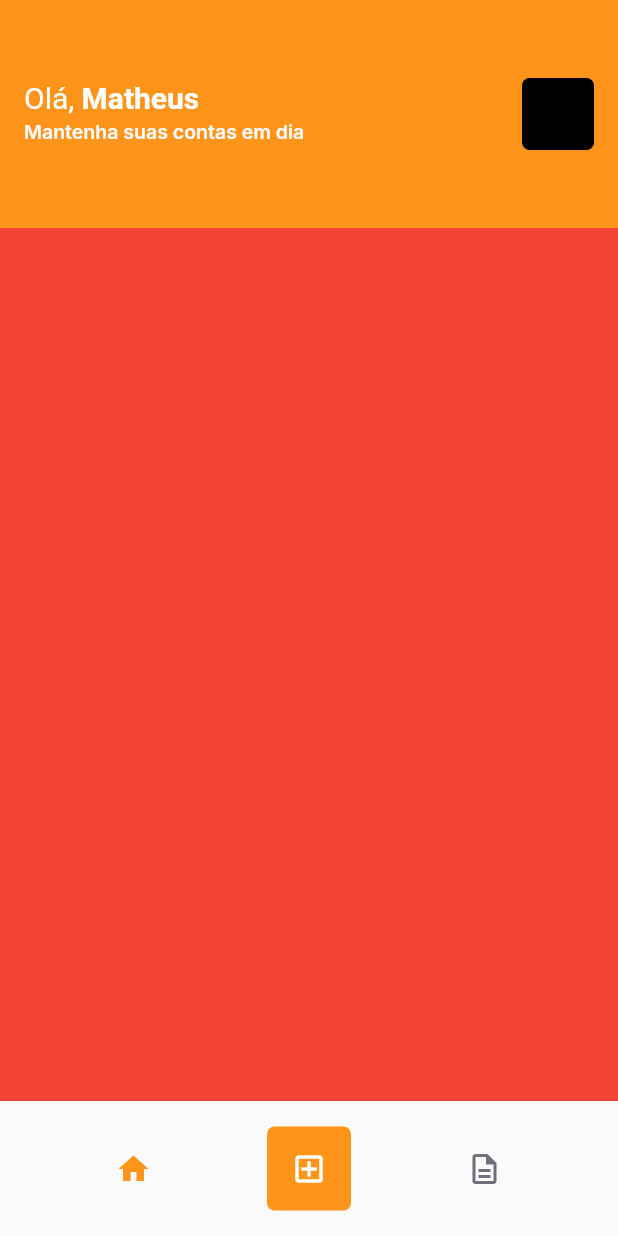
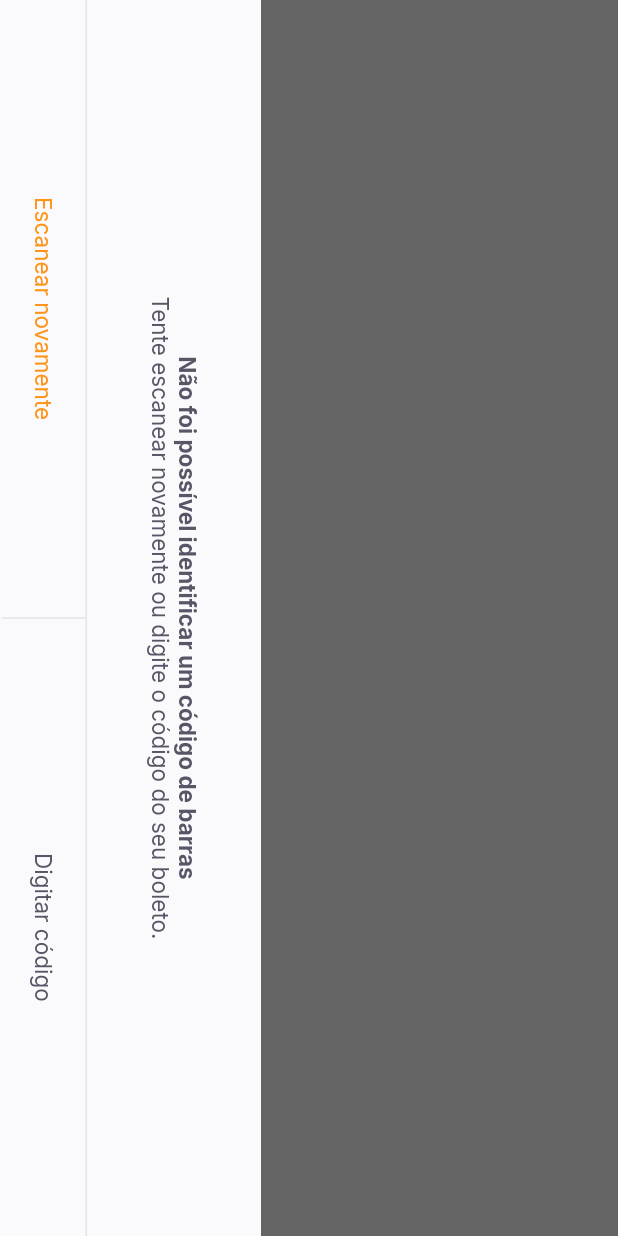
Before and after one commit to msalves008/payflow, a Flutter app: the HomePage screen opened by its route, after a tap on the "add box" icon, on a phone screen of 412 x 824 dp. Run offline on Flutter 3.47's test engine with Material 2 defaults, Android fonts, the phone set to English and light mode, and no system bars; our stand-ins replace firebase_core, google_fonts, google_sign_in, shared_preferences; accounts and stored records are empty.

Commit message:
criando telas para leitura do cod de barras 54:25

```diff
--- a/lib/app_widget.dart
+++ b/lib/app_widget.dart
@@ -1,4 +1,5 @@
 import 'package:flutter/material.dart';
+import 'package:payflow/modules/barcode_scanner/barcode_scanner_page.dart';
 import 'package:payflow/modules/home/home_page.dart';
 import 'package:payflow/modules/splash/splash_page.dart';
 import 'modules/login/login_page.dart';
@@ -15,6 +16,7 @@ class _AppWidgetState extends State<AppWidget> {
     return MaterialApp(
       title: 'PayFloW',
       theme: ThemeData(
+        primarySwatch: Colors.orange,
         primaryColor: AppColors.primary,
       ),
       initialRoute: '/splash',
@@ -22,6 +24,7 @@ class _AppWidgetState extends State<AppWidget> {
         '/splash': (context) => SplashPage(),
         '/home': (context) => HomePage(),
         '/login': (context) => LoginPage(),
+        '/barcode_scanner': (context) => BarcodeScannerPage(),
       },
     );
   }
--- /dev/null
+++ b/lib/modules/barcode_scanner/barcode_scanner_page.dart
@@ -0,0 +1,69 @@
+import 'package:flutter/material.dart';
+import 'package:payflow/shared/themes/app-colors.dart';
+import 'package:payflow/shared/themes/app_text_styles.dart';
+import 'package:payflow/shared/widgets/bottom_sheet/bottom_sheet_widget.dart';
+import 'package:payflow/shared/widgets/set_label_buttons/set_label_buttons.dart';
+
+class BarcodeScannerPage extends StatelessWidget {
+  const BarcodeScannerPage({Key? key}) : super(key: key);
+
+  @override
+  Widget build(BuildContext context) {
+    return BottomsheetWidget(
+      title: 'Não foi possível identificar um código de barras',
+      subtitle: 'Tente escanear novamente ou digite o código do seu boleto.',
+      primaryLabel: 'Escanear novamente',
+      primaryOnPressed: () {},
+      secondaryLabel: 'Digitar código',
+      secondaryOnPressed: () {},
+    );
+    return SafeArea(
+      top: true,
+      bottom: true,
+      left: true,
+      right: true,
+      child: RotatedBox(
+        quarterTurns: 1,
+        child: Scaffold(
+          appBar: AppBar(
+            backgroundColor: Colors.black,
+            title: Text(
+              'Escaneie o código de barras do boleto',
+              style: AppTextStyles.buttonBackground,
+            ),
+            centerTitle: true,
+            leading: BackButton(
+              color: AppColors.background,
+            ),
+          ),
+          body: Column(
+            children: [
+              Expanded(
+                child: Container(
+                  color: Colors.black,
+                ),
+              ),
+              Expanded(
+                flex: 2,
+                child: Container(
+                  color: Colors.transparent,
+                ),
+              ),
+              Expanded(
+                child: Container(
+                  color: Colors.black,
+                ),
+              ),
+            ],
+          ),
+          bottomNavigationBar: SetLabelButtons(
+            primaryLabel: 'Inserir código do Boleto',
+            primaryOnPressed: () {},
+            secondaryLabel: 'Buscar na galeria',
+            secondaryOnPressed: () {},
+          ),
+        ),
+      ),
+    );
+  }
+}
--- a/lib/modules/home/home_page.dart
+++ b/lib/modules/home/home_page.dart
@@ -71,7 +71,7 @@ class _HomePageState extends State<HomePage> {
                 )),
             GestureDetector(
               onTap: () {
-                print('click');
+                Navigator.pushNamed(context, '/barcode_scanner');
               },
               child: Container(
                 width: 56,
--- /dev/null
+++ b/lib/shared/widgets/bottom_sheet/bottom_sheet_widget.dart
@@ -0,0 +1,77 @@
+import 'package:flutter/material.dart';
+import 'package:payflow/shared/themes/app-colors.dart';
+import 'package:payflow/shared/themes/app_text_styles.dart';
+import 'package:payflow/shared/widgets/set_label_buttons/set_label_buttons.dart';
+
+class BottomsheetWidget extends StatelessWidget {
+  final String primaryLabel;
+  final VoidCallback primaryOnPressed;
+  final String secondaryLabel;
+  final VoidCallback secondaryOnPressed;
+  final String title;
+  final String subtitle;
+
+  const BottomsheetWidget(
+      {Key? key,
+      required this.primaryLabel,
+      required this.primaryOnPressed,
+      required this.secondaryLabel,
+      required this.secondaryOnPressed,
+      required this.title,
+      required this.subtitle})
+      : super(key: key);
+
+  @override
+  Widget build(BuildContext context) {
+    return SafeArea(
+      top: true,
+      bottom: true,
+      left: true,
+      right: true,
+      child: RotatedBox(
+        quarterTurns: 1,
+        child: Material(
+          child: Container(
+            color: AppColors.shape,
+            child: Column(
+              children: [
+                Expanded(
+                    child: Container(
+                  color: Colors.black.withOpacity(0.6),
+                )),
+                Column(
+                  children: [
+                    Padding(
+                      padding: const EdgeInsets.all(40),
+                      child: Text.rich(
+                        TextSpan(
+                          text: title,
+                          style: AppTextStyles.buttonBoldHeading,
+                          children: [
+                            TextSpan(
+                              text: '\n$subtitle',
+                              style: AppTextStyles.buttonHeading,
+                            ),
+                          ],
+                        ),
+                        textAlign: TextAlign.center,
+                      ),
+                    ),
+                    Container(height: 1, color: AppColors.stroke),
+                    SetLabelButtons(
+                        enablePrimaryColor: true,
+                        primaryLabel: primaryLabel,
+                        primaryOnPressed: primaryOnPressed,
+                        secondaryLabel: secondaryLabel,
+                        secondaryOnPressed: secondaryOnPressed),
+                    SizedBox(height: 1),
+                  ],
+                ),
+              ],
+            ),
+          ),
+        ),
+      ),
+    );
+  }
+}
--- /dev/null
+++ b/lib/shared/widgets/divider_vertical/divider_vertical_widget.dart
@@ -0,0 +1,15 @@
+import 'package:flutter/material.dart';
+import 'package:payflow/shared/themes/app-colors.dart';
+
+class DividerVerticalWidget extends StatelessWidget {
+  const DividerVerticalWidget({Key? key}) : super(key: key);
+
+  @override
+  Widget build(BuildContext context) {
+    return Container(
+      width: 1,
+      height: double.maxFinite,
+      color: AppColors.stroke,
+    );
+  }
+}
--- /dev/null
+++ b/lib/shared/widgets/label_button/label_button.dart
@@ -0,0 +1,24 @@
+import 'package:flutter/material.dart';
+import 'package:payflow/shared/themes/app_text_styles.dart';
+
+class LabelButton extends StatelessWidget {
+  final String label;
+  final TextStyle? style;
+  final VoidCallback onPressed;
+  const LabelButton(
+      {Key? key, required this.label, required this.onPressed, this.style})
+      : super(key: key);
+
+  @override
+  Widget build(BuildContext context) {
+    return Container(
+      height: 56,
+      child: TextButton(
+          onPressed: () {},
+          child: Text(
+            label,
+            style: style ?? AppTextStyles.buttonHeading,
+          )),
+    );
+  }
+}
--- /dev/null
+++ b/lib/shared/widgets/set_label_buttons/set_label_buttons.dart
@@ -0,0 +1,46 @@
+import 'package:flutter/material.dart';
+import 'package:payflow/shared/themes/app_text_styles.dart';
+import 'package:payflow/shared/widgets/divider_vertical/divider_vertical_widget.dart';
+import 'package:payflow/shared/widgets/label_button/label_button.dart';
+
+class SetLabelButtons extends StatelessWidget {
+  final String primaryLabel;
+  final VoidCallback primaryOnPressed;
+
+  final String secondaryLabel;
+  final VoidCallback secondaryOnPressed;
+  final bool enablePrimaryColor;
+
+  const SetLabelButtons({
+    Key? key,
+    required this.primaryLabel,
+    required this.primaryOnPressed,
+    required this.secondaryLabel,
+    required this.secondaryOnPressed,
+    this.enablePrimaryColor = false,
+  }) : super(key: key);
+
+  @override
+  Widget build(BuildContext context) {
+    return Container(
+      height: 56,
+      child: Row(
+        children: [
+          Expanded(
+              child: LabelButton(
+            label: primaryLabel,
+            onPressed: primaryOnPressed,
+            style: enablePrimaryColor ? AppTextStyles.buttonPrimary : null,
+          )),
+          DividerVerticalWidget(),
+          Expanded(
+            child: LabelButton(
+              label: secondaryLabel,
+              onPressed: secondaryOnPressed,
+            ),
+          ),
+        ],
+      ),
+    );
+  }
+}
--- a/pubspec.yaml
+++ b/pubspec.yaml
@@ -33,6 +33,9 @@ dependencies:
   google_sign_in: ^5.0.4
   google_sign_in_web: ^0.10.0
   shared_preferences: ^2.0.6
+  google_ml_kit: ^0.6.0
+  camera: ^0.8.1+3
+  image_picker: ^0.8.1+1
 
 dev_dependencies:
   flutter_test:
```
Also changed, not shown: pubspec.lock.
